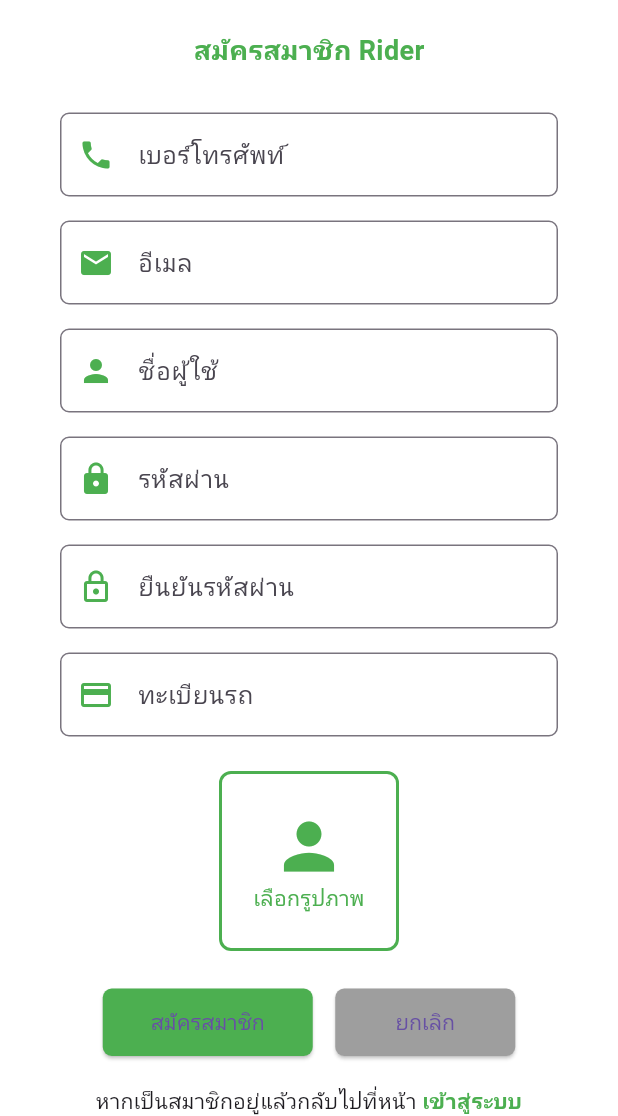
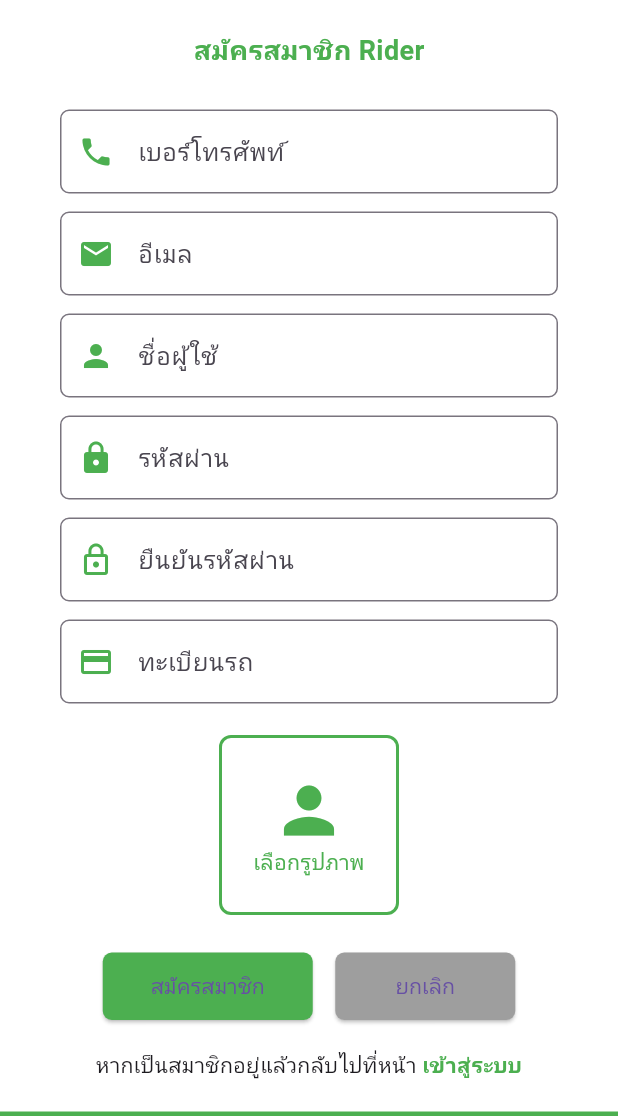
Before and after one commit to Chakhieyw/delivery_frontend, a Flutter app: the RegisterRiderPage screen opened directly, after a tap on "เลือกรูปภาพ", on a phone screen of 412 x 824 dp, the part 120-1236 px from its top. Run offline on Flutter 3.47's test engine with Material 3 defaults, Android fonts, the light colour scheme and no system bars; our stand-ins replace cloud_firestore, firebase_auth, firebase_core, firebase_storage, image_picker; accounts and stored records are empty.

Commit message:
NewRegisterRider

```diff
--- a/lib/page/register_rider.dart
+++ b/lib/page/register_rider.dart
@@ -1,9 +1,11 @@
 import 'dart:io';
 import 'package:flutter/material.dart';
+import 'package:flutter/services.dart';
+import 'package:image_picker/image_picker.dart';
 import 'package:firebase_auth/firebase_auth.dart';
 import 'package:cloud_firestore/cloud_firestore.dart';
 import 'package:firebase_storage/firebase_storage.dart';
-import 'package:image_picker/image_picker.dart';
+
 import 'login_rider.dart';
 
 class RegisterRiderPage extends StatefulWidget {
@@ -24,15 +26,21 @@
   File? _imageFile;
   bool _loading = false;
 
+  /// 📌 เลือกรูปจาก Gallery
   Future<void> _pickImage() async {
     final picked = await ImagePicker().pickImage(source: ImageSource.gallery);
     if (picked != null) {
       setState(() {
         _imageFile = File(picked.path);
       });
+      debugPrint("📌 เลือกรูป: ${picked.path}");
+      debugPrint("📌 exists = ${_imageFile!.existsSync()}");
+    } else {
+      debugPrint("⚠️ ไม่ได้เลือกรูป");
     }
   }
 
+  /// 📌 สมัครสมาชิก
   Future<void> _register() async {
     if (_passwordCtl.text != _confirmCtl.text) {
       ScaffoldMessenger.of(context).showSnackBar(
@@ -41,49 +49,82 @@
       return;
     }
 
+    if (_phoneCtl.text.length != 10) {
+      ScaffoldMessenger.of(context).showSnackBar(
+        const SnackBar(content: Text("❌ กรุณากรอกเบอร์โทรศัพท์ 10 หลัก")),
+      );
+      return;
+    }
+
     setState(() => _loading = true);
 
     try {
-      UserCredential user =
-          await FirebaseAuth.instance.createUserWithEmailAndPassword(
-        email: _emailCtl.text.trim(),
-        password: _passwordCtl.text,
-      );
+      final email = _emailCtl.text.trim();
+      final password = _passwordCtl.text.trim();
 
-      String? imageUrl;
+      // ✅ สมัคร Firebase Auth
+      UserCredential user = await FirebaseAuth.instance
+          .createUserWithEmailAndPassword(email: email, password: password);
+
+      debugPrint("📌 สมัครสำเร็จ uid=${user.user!.uid}");
+
+      // ✅ อัปโหลดรูปไป Firebase Storage
+      String imageUrl = "";
       if (_imageFile != null) {
+        try {
           final ref = FirebaseStorage.instance
               .ref()
               .child("rider_images")
               .child("${user.user!.uid}.jpg");
-        await ref.putFile(_imageFile!);
-        imageUrl = await ref.getDownloadURL();
+
+          debugPrint("📌 เริ่มอัปโหลดไฟล์: ${_imageFile!.path}");
+
+          UploadTask uploadTask = ref.putFile(_imageFile!);
+          TaskSnapshot snapshot = await uploadTask;
+
+          debugPrint("✅ Upload สำเร็จ: ${snapshot.metadata?.fullPath}");
+
+          imageUrl = await snapshot.ref.getDownloadURL();
+          debugPrint("📌 imageUrl: $imageUrl");
+        } catch (e) {
+          debugPrint("🔥 Upload Error: $e");
+        }
       }
 
+      // ✅ บันทึกข้อมูลลง Firestore
       await FirebaseFirestore.instance
           .collection("riders")
           .doc(user.user!.uid)
           .set({
-        "phone": _phoneCtl.text,
-        "email": _emailCtl.text,
-        "name": _nameCtl.text,
-        "plate": _plateCtl.text,
+        "phone": _phoneCtl.text.trim(),
+        "email": email,
+        "name": _nameCtl.text.trim(),
+        "plate": _plateCtl.text.trim(),
         "role": "rider",
-        "imageUrl": imageUrl ?? "",
+        "imageUrl": imageUrl,
         "createdAt": FieldValue.serverTimestamp(),
       });
 
       if (!mounted) return;
       ScaffoldMessenger.of(context).showSnackBar(
-        const SnackBar(content: Text("✅ สมัคร Rider สำเร็จ")),
+        const SnackBar(content: Text("✅ ลงทะเบียน Rider สำเร็จ")),
       );
 
       Navigator.pushReplacement(
         context,
         MaterialPageRoute(builder: (_) => const LoginRiderPage()),
       );
+    } on FirebaseAuthException catch (e) {
+      String msg = "เกิดข้อผิดพลาด";
+      if (e.code == 'email-already-in-use') {
+        msg = "❌ อีเมลนี้ถูกใช้แล้ว";
+      } else if (e.code == 'weak-password') {
+        msg = "❌ รหัสผ่านต้องมีอย่างน้อย 6 ตัวอักษร";
+      }
+      debugPrint("🔥 FirebaseAuth Error: ${e.code}");
+      ScaffoldMessenger.of(context).showSnackBar(SnackBar(content: Text(msg)));
     } catch (e) {
-      if (!mounted) return;
+      debugPrint("🔥 Error ตอนสมัคร: $e");
       ScaffoldMessenger.of(context).showSnackBar(
         SnackBar(content: Text("Error: $e")),
       );
@@ -96,7 +137,9 @@
   Widget build(BuildContext context) {
     return Scaffold(
       backgroundColor: Colors.white,
-      body: Column(
+      body: SafeArea(
+        child: SingleChildScrollView(
+          child: Column(
             children: [
               // Header
               Container(
@@ -123,10 +166,9 @@
                   color: Colors.green,
                 ),
               ),
-
               const SizedBox(height: 20),
 
-          _buildTextField(_phoneCtl, Icons.phone, "เบอร์โทรศัพท์", false),
+              _buildPhoneField(),
               _buildTextField(_emailCtl, Icons.email, "อีเมล", false),
               _buildTextField(_nameCtl, Icons.person, "ชื่อผู้ใช้", false),
               _buildTextField(_passwordCtl, Icons.lock, "รหัสผ่าน", true),
@@ -136,6 +178,7 @@
 
               const SizedBox(height: 15),
 
+              // 📌 รูปโปรไฟล์
               GestureDetector(
                 onTap: _pickImage,
                 child: Container(
@@ -163,6 +206,7 @@
 
               const SizedBox(height: 25),
 
+              // ปุ่มสมัคร + ยกเลิก
               Row(
                 mainAxisAlignment: MainAxisAlignment.center,
                 children: [
@@ -187,12 +231,11 @@
                     width: 120,
                     height: 45,
                     child: ElevatedButton(
-                  onPressed: () {
-                    Navigator.pushReplacement(
+                      onPressed: () => Navigator.pushReplacement(
                         context,
-                      MaterialPageRoute(builder: (_) => const LoginRiderPage()),
-                    );
-                  },
+                        MaterialPageRoute(
+                            builder: (_) => const LoginRiderPage()),
+                      ),
                       style: ElevatedButton.styleFrom(
                         backgroundColor: Colors.grey,
                         shape: RoundedRectangleBorder(
@@ -227,31 +270,59 @@
                 ],
               ),
 
-          const Spacer(),
-          Container(height: 40, width: double.infinity, color: Colors.green),
+              const SizedBox(height: 20),
+              Container(
+                  height: 40, width: double.infinity, color: Colors.green),
             ],
+          ),
+        ),
       ),
     );
   }
 
+  /// TextField แบบทั่วไป
   Widget _buildTextField(
-    TextEditingController ctl,
-    IconData icon,
-    String hint,
-    bool obscure,
-  ) {
+      TextEditingController ctl, IconData icon, String hint, bool obscure) {
     return Padding(
-      padding: const EdgeInsets.symmetric(horizontal: 40, vertical: 8),
+      padding: const EdgeInsets.symmetric(horizontal: 40, vertical: 6),
       child: TextField(
         controller: ctl,
         obscureText: obscure,
         decoration: InputDecoration(
           prefixIcon: Icon(icon, color: Colors.green),
           hintText: hint,
-          border: OutlineInputBorder(borderRadius: BorderRadius.circular(6)),
+          border: OutlineInputBorder(
+            borderRadius: BorderRadius.circular(6),
+          ),
           focusedBorder: OutlineInputBorder(
-            borderSide: const BorderSide(color: Colors.green),
             borderRadius: BorderRadius.circular(6),
+            borderSide: const BorderSide(color: Colors.green, width: 2),
+          ),
+        ),
+      ),
+    );
+  }
+
+  /// TextField เบอร์โทร
+  Widget _buildPhoneField() {
+    return Padding(
+      padding: const EdgeInsets.symmetric(horizontal: 40, vertical: 6),
+      child: TextField(
+        controller: _phoneCtl,
+        keyboardType: TextInputType.phone,
+        inputFormatters: [
+          FilteringTextInputFormatter.digitsOnly,
+          LengthLimitingTextInputFormatter(10),
+        ],
+        decoration: InputDecoration(
+          prefixIcon: const Icon(Icons.phone, color: Colors.green),
+          hintText: "เบอร์โทรศัพท์",
+          border: OutlineInputBorder(
+            borderRadius: BorderRadius.circular(6),
+          ),
+          focusedBorder: OutlineInputBorder(
+            borderRadius: BorderRadius.circular(6),
+            borderSide: const BorderSide(color: Colors.green, width: 2),
           ),
         ),
       ),
```
Lines whose indentation alone changed are shown as unchanged.
